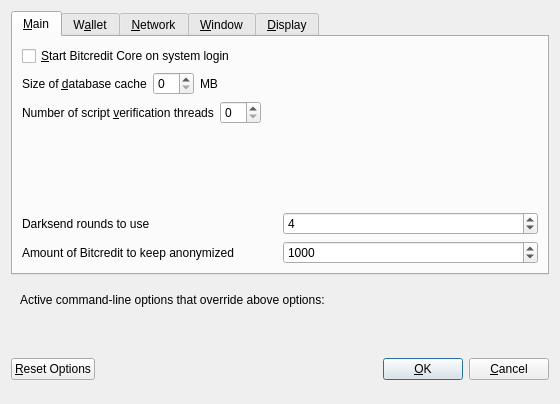
Old version of the form src/qt/forms/optionsdialog.ui in the repository thelonecrouton/bitcredit.
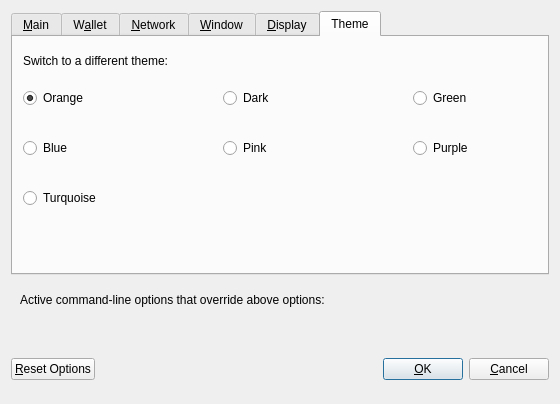
New version of the form. Custom widgets are drawn as their Qt base class.

What changed in the file:
```diff
--- a/src/qt/forms/optionsdialog.ui
+++ b/src/qt/forms/optionsdialog.ui
@@ -23,7 +23,7 @@
       <bool>true</bool>
      </property>
      <property name="currentIndex">
-      <number>0</number>
+      <number>5</number>
      </property>
      <widget class="QWidget" name="tabMain">
       <attribute name="title">
@@ -703,6 +703,118 @@
        </item>
       </layout>
      </widget>
+     <widget class="QWidget" name="tab">
+      <attribute name="title">
+       <string>Theme</string>
+      </attribute>
+      <widget class="QLabel" name="label_3">
+       <property name="geometry">
+        <rect>
+         <x>10</x>
+         <y>15</y>
+         <width>171</width>
+         <height>17</height>
+        </rect>
+       </property>
+       <property name="text">
+        <string>Switch to a different theme:</string>
+       </property>
+      </widget>
+      <widget class="QRadioButton" name="checkOrange">
+       <property name="geometry">
+        <rect>
+         <x>10</x>
+         <y>50</y>
+         <width>88</width>
+         <height>22</height>
+        </rect>
+       </property>
+       <property name="text">
+        <string>Orange</string>
+       </property>
+       <property name="checked">
+        <bool>true</bool>
+       </property>
+      </widget>
+      <widget class="QRadioButton" name="checkGreen">
+       <property name="geometry">
+        <rect>
+         <x>400</x>
+         <y>50</y>
+         <width>88</width>
+         <height>22</height>
+        </rect>
+       </property>
+       <property name="text">
+        <string>Green</string>
+       </property>
+      </widget>
+      <widget class="QRadioButton" name="checkBlue">
+       <property name="geometry">
+        <rect>
+         <x>10</x>
+         <y>100</y>
+         <width>88</width>
+         <height>22</height>
+        </rect>
+       </property>
+       <property name="text">
+        <string>Blue</string>
+       </property>
+      </widget>
+      <widget class="QRadioButton" name="checkPink">
+       <property name="geometry">
+        <rect>
+         <x>210</x>
+         <y>100</y>
+         <width>88</width>
+         <height>22</height>
+        </rect>
+       </property>
+       <property name="text">
+        <string>Pink</string>
+       </property>
+      </widget>
+      <widget class="QRadioButton" name="checkPurple">
+       <property name="geometry">
+        <rect>
+         <x>400</x>
+         <y>100</y>
+         <width>88</width>
+         <height>22</height>
+        </rect>
+       </property>
+       <property name="text">
+        <string>Purple</string>
+       </property>
+      </widget>
+      <widget class="QRadioButton" name="checkDark">
+       <property name="geometry">
+        <rect>
+         <x>210</x>
+         <y>50</y>
+         <width>88</width>
+         <height>22</height>
+        </rect>
+       </property>
+       <property name="text">
+        <string>Dark</string>
+       </property>
+      </widget>
+      <widget class="QRadioButton" name="checkTurq">
+       <property name="geometry">
+        <rect>
+         <x>10</x>
+         <y>150</y>
+         <width>88</width>
+         <height>22</height>
+        </rect>
+       </property>
+       <property name="text">
+        <string>Turquoise</string>
+       </property>
+      </widget>
+     </widget>
     </widget>
    </item>
    <item>
```
Left out of the diff: 3 changed lines with no effect on the pictures.
